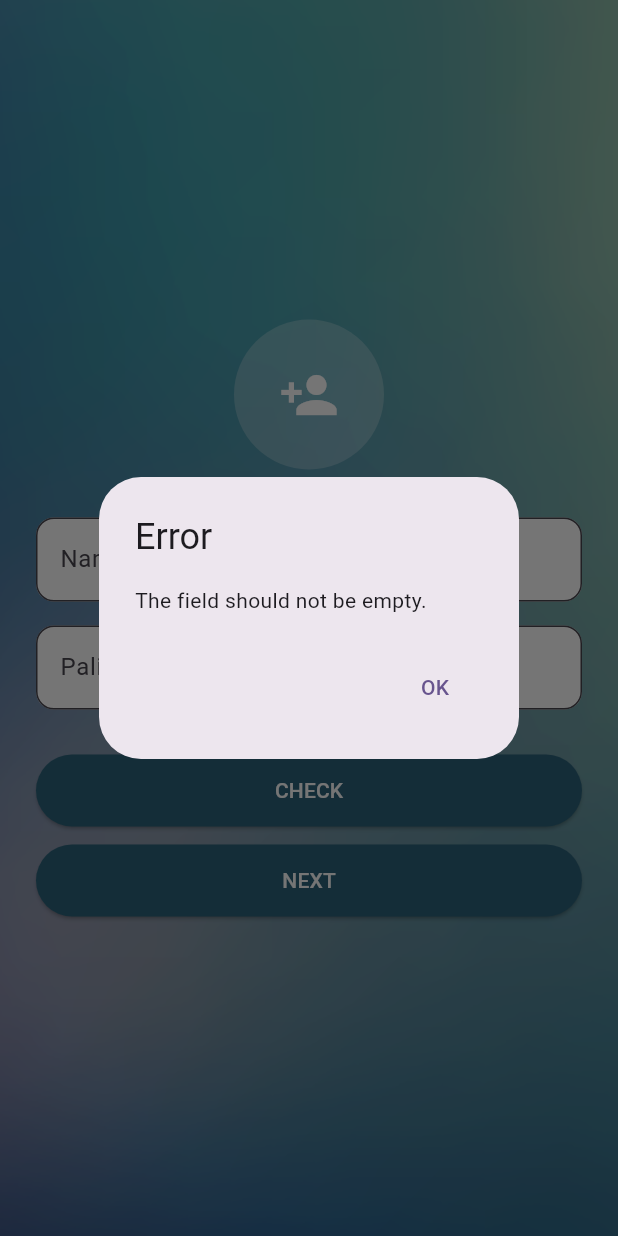
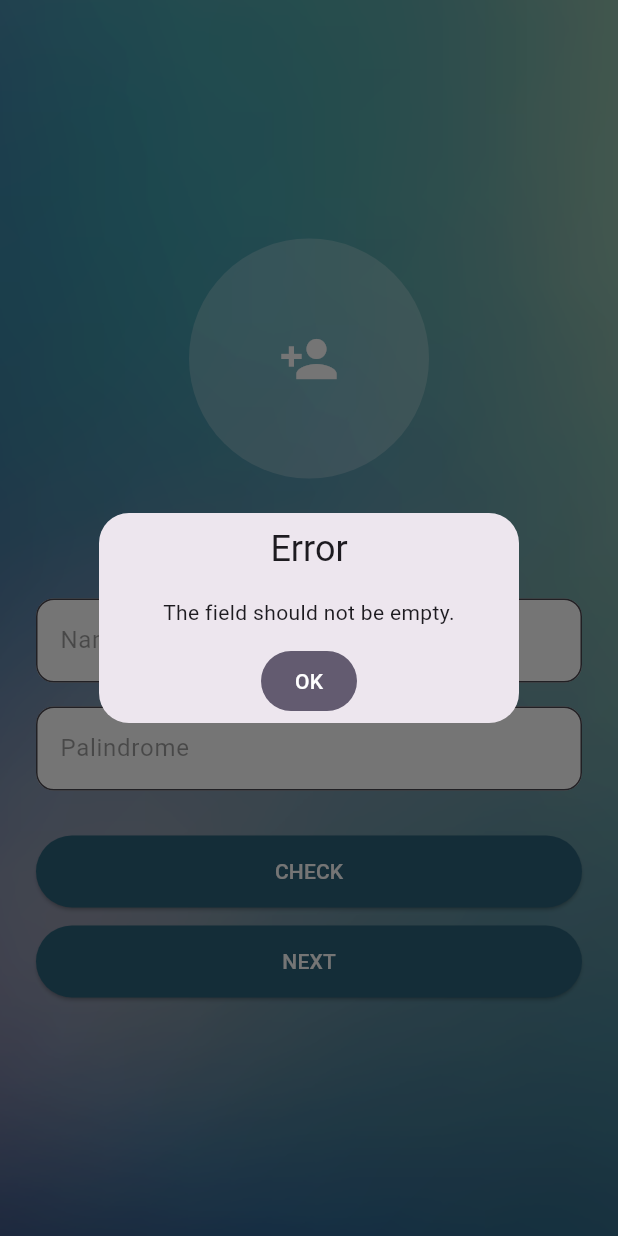
Before and after one commit to samuelmeliala/Mobile-Dev-Test, a Flutter app: the screen it shows after launch, after a tap on "CHECK", on a phone screen of 412 x 824 dp. Run offline on Flutter 3.47's test engine with Material 3 defaults, Android fonts, the phone set to English and light mode, and no system bars; our stand-ins replace get.

Commit message:
chore: move button logic to controller

```diff
--- a/lib/controller/palindrome_controller.dart
+++ b/lib/controller/palindrome_controller.dart
@@ -1,4 +1,5 @@
 import 'package:get/get.dart';
+import 'package:flutter/material.dart';
 
 class PalindromeController extends GetxController {
   var name = ''.obs;
@@ -10,4 +11,32 @@ class PalindromeController extends GetxController {
     String reversed = original.split('').reversed.join('');
     isPalindrome.value = original == reversed;
   }
+
+  void handleCheckButton(BuildContext context) {
+    if (palindromeText.value.isEmpty) {
+      // Show dialog if the text field is empty
+      Get.defaultDialog(
+        title: "Error",
+        middleText: "The field should not be empty.",
+        textConfirm: "OK",
+        confirmTextColor: Colors.white,
+        onConfirm: () {
+          Get.back(); // Close the dialog
+        },
+      );
+    } else {
+      // Perform palindrome check and show result dialog
+      checkPalindrome();
+      Get.defaultDialog(
+        title: "Palindrome Check",
+        middleText:
+            isPalindrome.value ? "✅ It's a palindrome!" : "❌ Not a palindrome",
+        textConfirm: "OK",
+        confirmTextColor: Colors.white,
+        onConfirm: () {
+          Get.back(); // Close the dialog
+        },
+      );
+    }
+  }
 }
--- a/lib/view/first_screen.dart
+++ b/lib/view/first_screen.dart
@@ -1,11 +1,13 @@
 import 'package:flutter/material.dart';
 import 'package:get/get.dart';
 import 'package:mobile_dev_test/controller/palindrome_controller.dart';
+import 'package:mobile_dev_test/controller/user_controller.dart';
 
 class FirstScreen extends StatelessWidget {
   FirstScreen({super.key});
 
   final PalindromeController controller = Get.put(PalindromeController());
+  final UserController userController = Get.put(UserController());
 
   @override
   Widget build(BuildContext context) {
@@ -23,21 +25,22 @@ class FirstScreen extends StatelessWidget {
             child: Column(
               children: [
                 const CircleAvatar(
-                  radius: 50,
+                  radius: 80,
                   backgroundColor: Colors.white24,
                   child: Icon(Icons.person_add, size: 40, color: Colors.white),
                 ),
-                const SizedBox(height: 32),
+                const SizedBox(height: 80),
                 TextField(
                   decoration: const InputDecoration(
                     filled: true,
                     fillColor: Colors.white,
                     hintText: "Name",
+                    hintStyle: TextStyle(color: Colors.black38),
                     border: OutlineInputBorder(
                       borderRadius: BorderRadius.all(Radius.circular(12)),
                     ),
                   ),
-                  onChanged: (value) => controller.name.value = value,
+                  onChanged: (value) => userController.name.value = value,
                 ),
                 const SizedBox(height: 16),
                 TextField(
@@ -45,6 +48,7 @@ class FirstScreen extends StatelessWidget {
                     filled: true,
                     fillColor: Colors.white,
                     hintText: "Palindrome",
+                    hintStyle: TextStyle(color: Colors.black38),
                     border: OutlineInputBorder(
                       borderRadius: BorderRadius.all(Radius.circular(12)),
                     ),
@@ -54,56 +58,9 @@ class FirstScreen extends StatelessWidget {
                 const SizedBox(height: 30),
                 ElevatedButton(
                   onPressed: () {
-                    if (controller.palindromeText.value.isEmpty) {
-                      // Show dialog if the text field is empty
-                      showDialog(
-                        context: context,
-                        builder: (BuildContext context) {
-                          return AlertDialog(
-                            title: const Text("Error"),
-                            content: const Text(
-                              "The field should not be empty.",
-                            ),
-                            actions: [
-                              TextButton(
-                                onPressed: () {
-                                  Navigator.of(
-                                    context,
-                                  ).pop(); // Close the dialog
-                                },
-                                child: const Text("OK"),
-                              ),
-                            ],
-                          );
-                        },
-                      );
-                    } else {
-                      // Perform palindrome check and show result dialog
-                      controller.checkPalindrome();
-                      showDialog(
-                        context: context,
-                        builder: (BuildContext context) {
-                          return AlertDialog(
-                            title: const Text("Palindrome Check"),
-                            content: Text(
-                              controller.isPalindrome.value
-                                  ? "✅ It's a palindrome!"
-                                  : "❌ Not a palindrome",
-                            ),
-                            actions: [
-                              TextButton(
-                                onPressed: () {
-                                  Navigator.of(
-                                    context,
-                                  ).pop(); // Close the dialog
-                                },
-                                child: const Text("OK"),
-                              ),
-                            ],
-                          );
-                        },
-                      );
-                    }
+                    controller.handleCheckButton(
+                      context,
+                    ); // Call the controller method
                   },
                   style: ElevatedButton.styleFrom(
                     backgroundColor: const Color(0xFF2B637B),
@@ -115,7 +72,9 @@ class FirstScreen extends StatelessWidget {
                 const SizedBox(height: 12),
                 ElevatedButton(
                   onPressed: () {
-                    Get.toNamed('/nextScreen');
+                    userController.handleNextButton(
+                      context,
+                    ); // Call the method from UserController
                   },
                   style: ElevatedButton.styleFrom(
                     backgroundColor: const Color(0xFF2B637B),
```
Also changed, not shown: lib/controller/user_controller.dart (+21 -0 lines).
